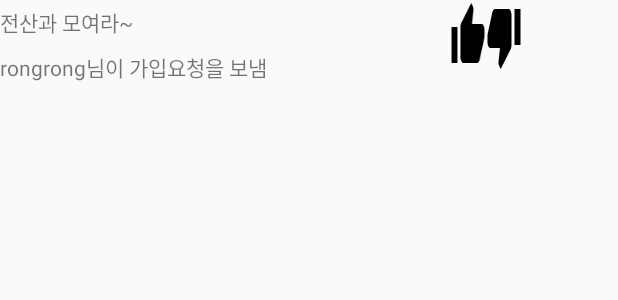
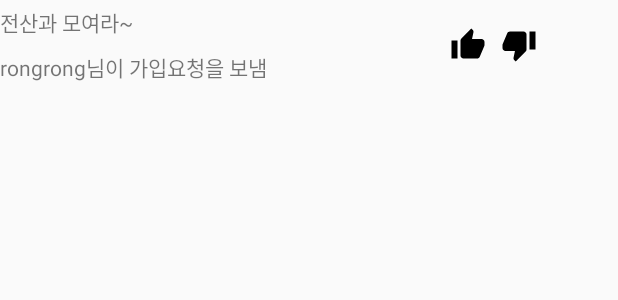
Before and after one commit to hyunOO/CS496_Week3, an Android app: the layout tab0_message_layout.xml on its own in the app's theme, with its tools: preview values and no code run, on a phone screen of 412 x 824 dp. Shown: the top 300 px of the screen. Run offline under Robolectric (Android 15) with nearby library versions, the phone set to English and light mode, and no system bars; network calls fail.

Commit message:
[Client] Message UI with imagebutton

```diff
--- a/Client/app/src/main/res/layout/tab0_message_accept_layout.xml
+++ b/Client/app/src/main/res/layout/tab0_message_accept_layout.xml
@@ -5,7 +5,7 @@
     android:layout_height="60dp">
 
     <LinearLayout
-        android:layout_width="wrap_content"
+        android:layout_width="320dp"
         android:layout_marginRight="0dp"
         android:layout_height="match_parent"
         android:orientation="vertical">
--- a/Client/app/src/main/res/layout/tab0_message_after_response.xml
+++ b/Client/app/src/main/res/layout/tab0_message_after_response.xml
@@ -49,9 +49,5 @@
 
     </LinearLayout>
 
-    <ImageView
-        android:layout_width="30dp"
-        android:layout_height="match_parent"
-        android:src="@drawable/ic_thumb_up_black_24dp"/>
 
 </LinearLayout>
--- a/Client/app/src/main/res/layout/tab0_message_layout.xml
+++ b/Client/app/src/main/res/layout/tab0_message_layout.xml
@@ -49,15 +49,18 @@
 
     </LinearLayout>
 
-    <Button
+    <ImageButton
         android:id="@+id/accept"
         android:layout_width="24dp"
         android:layout_height="wrap_content"
+        android:layout_gravity="center"
         android:background="@drawable/ic_thumb_up_black_24dp" />
 
-    <Button
+    <ImageButton
         android:id="@+id/reject"
         android:layout_width="24dp"
+        android:layout_marginLeft="10dp"
+        android:layout_gravity="center"
         android:layout_height="wrap_content"
         android:background="@drawable/ic_thumb_down_black_24dp" />
 
--- a/Client/app/src/main/res/layout/tab0_message_reject_layout.xml
+++ b/Client/app/src/main/res/layout/tab0_message_reject_layout.xml
@@ -2,7 +2,7 @@
 <LinearLayout xmlns:android="http://schemas.android.com/apk/res/android"
     android:orientation="horizontal"
     android:layout_width="match_parent"
-    android:layout_height="match_parent">
+    android:layout_height="60dp">
 
     <LinearLayout
         android:layout_width="320dp"
--- a/Client/app/src/main/res/layout/tab0_message_send_layout.xml
+++ b/Client/app/src/main/res/layout/tab0_message_send_layout.xml
@@ -2,7 +2,7 @@
 <LinearLayout xmlns:android="http://schemas.android.com/apk/res/android"
     android:orientation="vertical"
     android:layout_width="match_parent"
-    android:layout_height="match_parent">
+    android:layout_height="60dp">
 
     <HorizontalScrollView
         android:layout_width="match_parent"
```
Also changed, not shown: Client/app/src/main/java/com/cs496/cs496_week3/MessageAdapter.java (+6 -4 lines), Client/app/src/main/res/layout/tab0_message_no_layout.xml (+17 -2 lines), Client/app/src/main/res/layout/tab0_message_okay_layout.xml (+16 -2 lines).
